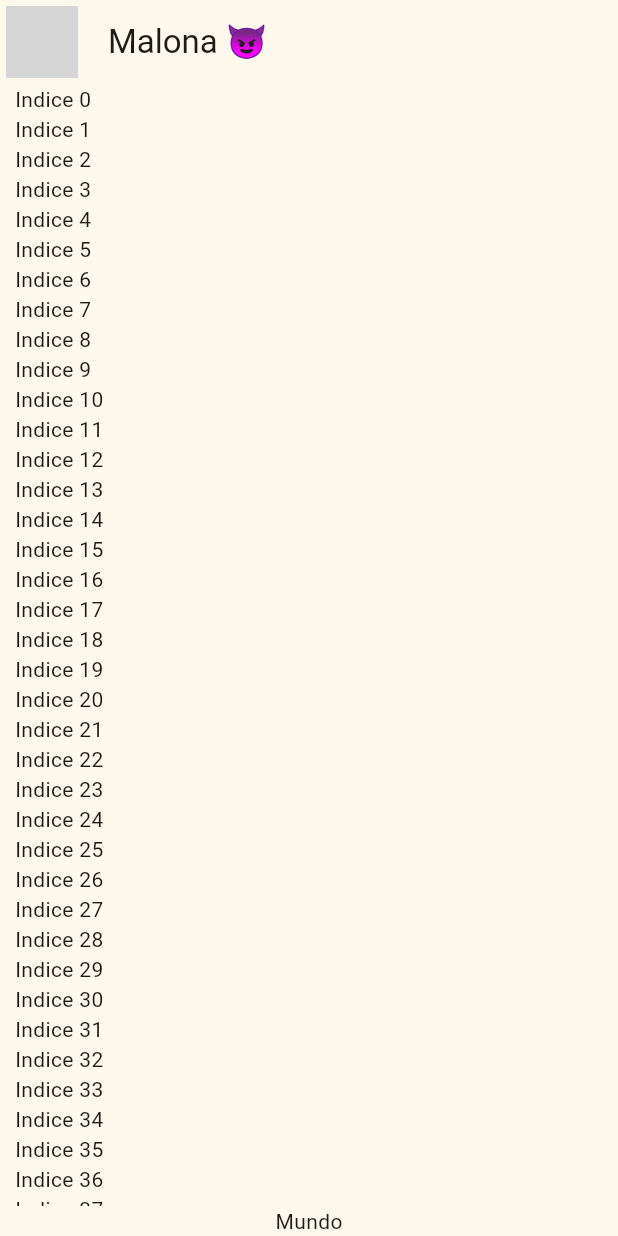
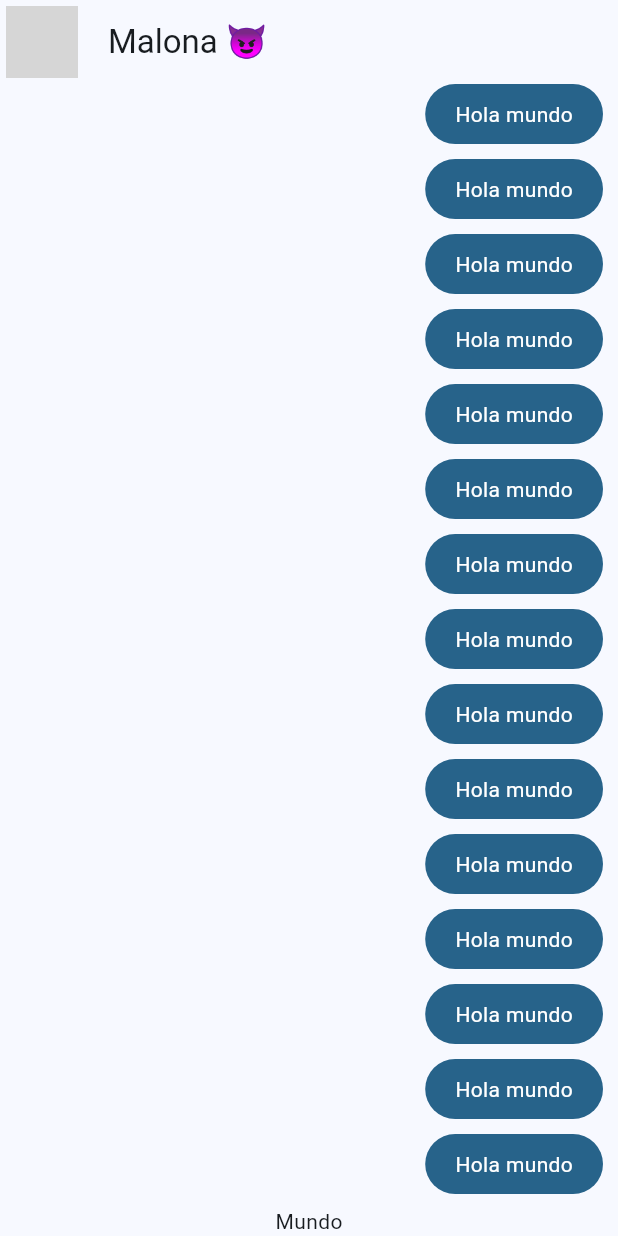
Before and after one commit to louysdev/yes_no_app, a Flutter app: the screen it shows after launch, on a phone screen of 412 x 824 dp. Run offline on Flutter 3.47's test engine with Material 3 defaults, Android fonts, the phone set to English and light mode, and no system bars; network calls fail; grey boxes are pictures that could not be loaded.

Commit message:
Burbuja de mis mensajes

```diff
--- a/lib/main.dart
+++ b/lib/main.dart
@@ -1,6 +1,7 @@
 import 'package:flutter/material.dart';
+
 import 'package:yes_no_app/config/theme/app_theme.dart';
-import 'package:yes_no_app/presentation/chat/chat_screen.dart';
+import 'package:yes_no_app/presentation/screens/chat/chat_screen.dart';
 
 void main() {
   runApp(const MyApp());
@@ -14,7 +15,7 @@ class MyApp extends StatelessWidget {
     return MaterialApp(
       debugShowCheckedModeBanner: false,
       title: "Yes No App",
-      theme: AppTheme(selectedColor: 3).theme(),
+      theme: AppTheme(selectedColor: 1).theme(),
       home: ChatScreen()
     );
   }
--- a/lib/presentation/chat/chat_screen.dart
+++ b/lib/presentation/screens/chat/chat_screen.dart
@@ -1,12 +1,13 @@
 import 'package:flutter/cupertino.dart';
 import 'package:flutter/material.dart';
+import 'package:yes_no_app/presentation/widgets/chat/my_message_bubble.dart';
 
 class ChatScreen extends StatelessWidget {
   const ChatScreen({super.key});
 
   @override
   Widget build(BuildContext context) {
-    return Scaffold(appBar: _AppBar(), body: const _ChatView());
+    return const Scaffold(appBar: _AppBar(), body: _ChatView());
   }
 }
 
@@ -49,10 +50,10 @@ class _ChatView extends StatelessWidget {
                 child: ListView.builder(
                   itemCount: 100,
                   itemBuilder: (context, index) {
-                    return Text("Indice $index");
+                    return const MyMessageBubble();
                   },
             )),
-            Text("Mundo")
+            const Text("Mundo")
           ],
         ),
       ),
--- /dev/null
+++ b/lib/presentation/widgets/chat/my_message_bubble.dart
@@ -0,0 +1,32 @@
+import 'package:flutter/cupertino.dart';
+import 'package:flutter/material.dart';
+
+class MyMessageBubble extends StatelessWidget {
+  const MyMessageBubble({super.key});
+
+  @override
+  Widget build(BuildContext context) {
+
+    final colors = Theme.of(context).colorScheme;
+
+    return Column(
+      crossAxisAlignment: CrossAxisAlignment.end,
+      children: [
+        Container(
+          decoration: BoxDecoration(
+            color: colors.primary,
+            borderRadius: BorderRadius.circular(20)
+          ),
+          child: Padding(
+            padding: const EdgeInsets.symmetric(horizontal: 20, vertical: 10),
+            child: Text(
+              "Hola mundo",
+              style: TextStyle(color: Colors.white),
+            ),
+          ),
+        ),
+        SizedBox(height: 10)
+      ],
+    );
+  }
+}
```
